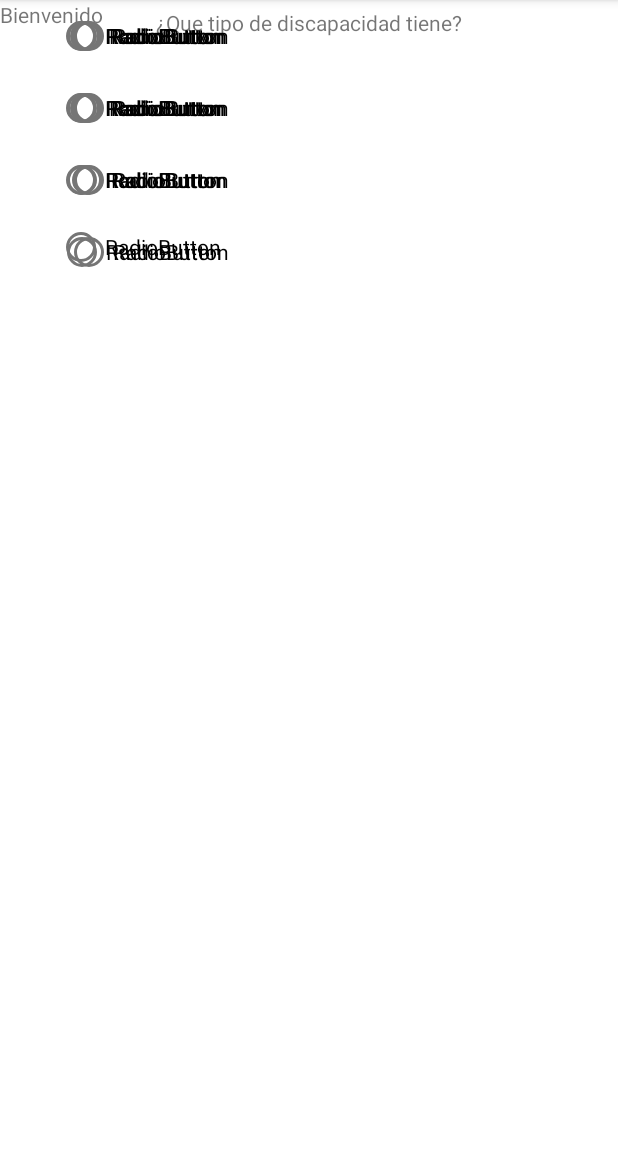
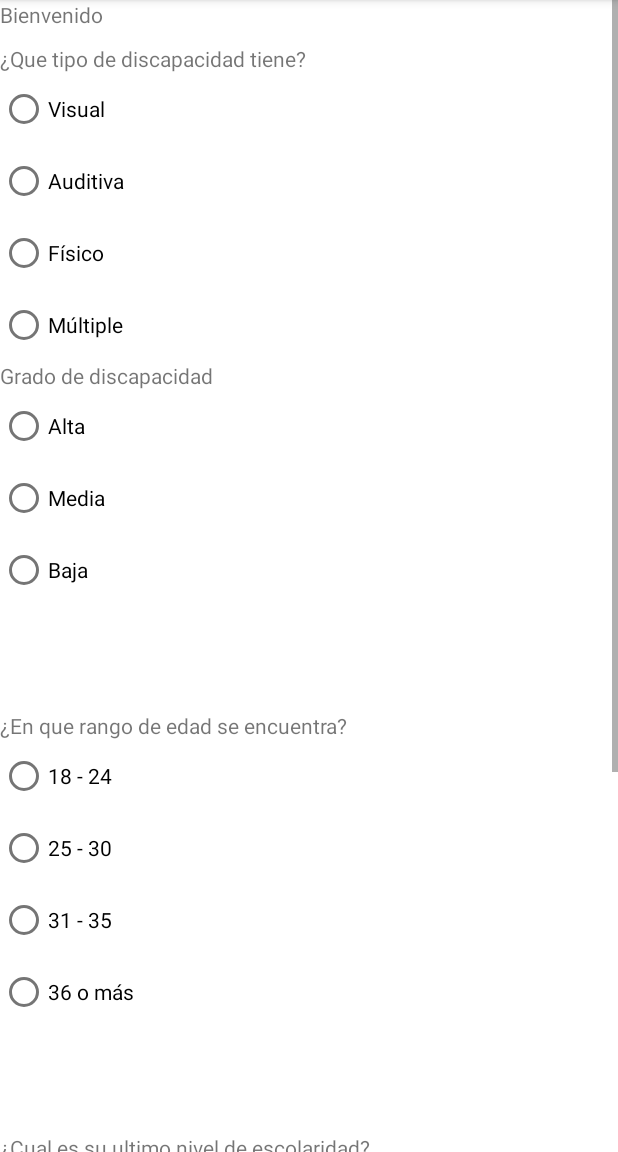
Before and after one commit to Javy018000/TuEmpleo, an Android app: the Formulario screen opened directly, with no data from a screen before it, on a phone screen of 412 x 824 dp, the part 84-1236 px from its top. Run offline under Robolectric (Android 15) with nearby library versions, the phone set to English and light mode, and no system bars.

Commit message:
Preguntas, respuestas y srollview

```diff
--- a/app/src/main/res/layout/activity_formulario.xml
+++ b/app/src/main/res/layout/activity_formulario.xml
@@ -2,18 +2,39 @@
 <androidx.constraintlayout.widget.ConstraintLayout xmlns:android="http://schemas.android.com/apk/res/android"
     xmlns:app="http://schemas.android.com/apk/res-auto"
     xmlns:tools="http://schemas.android.com/tools"
+    android:id="@+id/ConstraintLayout"
     android:layout_width="match_parent"
     android:layout_height="match_parent"
     android:rotationX="0"
     tools:context=".Formulario">
 
+    <ScrollView
+        android:layout_width="match_parent"
+        android:layout_height="match_parent"
+        tools:layout_editor_absoluteX="0dp"
+        tools:layout_editor_absoluteY="85dp">
+
+        <LinearLayout
+            android:layout_width="match_parent"
+            android:layout_height="wrap_content"
+            android:orientation="vertical">
+
             <TextView
-        android:id="@+id/textView3"
+                android:id="@+id/bienvenido"
                 android:layout_width="wrap_content"
                 android:layout_height="wrap_content"
-        android:text="Bienvenido"
-        tools:layout_editor_absoluteX="174dp"
-        tools:layout_editor_absoluteY="39dp" />
+                android:text="Bienvenido" />
+
+            <TextView
+                android:id="@+id/pregta1"
+                android:layout_width="wrap_content"
+                android:layout_height="wrap_content"
+                android:layout_marginTop="10dp"
+                android:text="¿Que tipo de discapacidad tiene?"
+                app:layout_constraintBottom_toTopOf="@+id/radioGroup3"
+                app:layout_constraintEnd_toEndOf="parent"
+                app:layout_constraintStart_toStartOf="parent"
+                app:layout_constraintTop_toBottomOf="@+id/bienvenido" />
 
             <RadioGroup
                 android:id="@+id/radioGroup3"
@@ -27,147 +48,177 @@
                     android:id="@+id/radioButton"
                     android:layout_width="match_parent"
                     android:layout_height="wrap_content"
-            android:text="RadioButton" />
+                    android:text="Visual" />
 
                 <RadioButton
                     android:id="@+id/radioButton2"
                     android:layout_width="match_parent"
                     android:layout_height="wrap_content"
-            android:text="RadioButton" />
+                    android:text="Auditiva" />
 
                 <RadioButton
                     android:id="@+id/radioButton3"
                     android:layout_width="match_parent"
                     android:layout_height="wrap_content"
-            android:text="RadioButton" />
+                    android:text="Físico" />
 
                 <RadioButton
                     android:id="@+id/radioButton4"
                     android:layout_width="match_parent"
                     android:layout_height="wrap_content"
-            android:text="RadioButton" />
+                    android:text="Múltiple" />
             </RadioGroup>
+
+            <TextView
+                android:id="@+id/pregta2"
+                android:layout_width="wrap_content"
+                android:layout_height="wrap_content"
+                android:text="Grado de discapacidad"
+                tools:layout_editor_absoluteX="135dp"
+                tools:layout_editor_absoluteY="341dp" />
 
             <RadioGroup
                 android:layout_width="328dp"
                 android:layout_height="144dp"
+                android:layout_marginBottom="70dp"
+                app:layout_constraintBottom_toTopOf="@+id/pregta3"
                 app:layout_constraintEnd_toEndOf="parent"
-        app:layout_constraintStart_toStartOf="parent"
-        tools:layout_editor_absoluteY="349dp">
+                app:layout_constraintStart_toStartOf="parent">
 
                 <RadioButton
                     android:id="@+id/radioButton5"
                     android:layout_width="match_parent"
                     android:layout_height="wrap_content"
-            android:text="RadioButton" />
+                    android:text="Alta" />
 
                 <RadioButton
                     android:id="@+id/radioButton6"
                     android:layout_width="match_parent"
                     android:layout_height="wrap_content"
-            android:text="RadioButton" />
+                    android:text="Media" />
 
                 <RadioButton
                     android:id="@+id/radioButton7"
                     android:layout_width="match_parent"
                     android:layout_height="wrap_content"
-            android:text="RadioButton" />
+                    android:text="Baja" />
 
             </RadioGroup>
+
+            <TextView
+                android:id="@+id/pregta3"
+                android:layout_width="wrap_content"
+                android:layout_height="wrap_content"
+                android:text="¿En que rango de edad se encuentra?"
+                tools:layout_editor_absoluteX="91dp"
+                tools:layout_editor_absoluteY="581dp" />
 
             <RadioGroup
                 android:layout_width="335dp"
                 android:layout_height="wrap_content"
+                android:layout_marginBottom="70dp"
+                app:layout_constraintBottom_toTopOf="@+id/pregta4"
                 app:layout_constraintEnd_toEndOf="parent"
-        app:layout_constraintStart_toStartOf="parent"
-        tools:layout_editor_absoluteY="554dp">
+                app:layout_constraintStart_toStartOf="parent">
 
                 <RadioButton
                     android:id="@+id/radioButton9"
                     android:layout_width="match_parent"
                     android:layout_height="wrap_content"
-            android:text="RadioButton" />
+                    android:text="18 - 24" />
 
                 <RadioButton
                     android:id="@+id/radioButton10"
                     android:layout_width="match_parent"
                     android:layout_height="wrap_content"
-            android:text="RadioButton" />
+                    android:text="25 - 30" />
 
                 <RadioButton
                     android:id="@+id/radioButton11"
                     android:layout_width="match_parent"
                     android:layout_height="wrap_content"
-            android:text="RadioButton" />
+                    android:text="31 - 35" />
 
                 <RadioButton
                     android:id="@+id/radioButton12"
                     android:layout_width="match_parent"
                     android:layout_height="wrap_content"
-            android:text="RadioButton" />
+                    android:text="36 o más" />
             </RadioGroup>
+
+            <TextView
+                android:id="@+id/pregta4"
+                android:layout_width="wrap_content"
+                android:layout_height="wrap_content"
+                android:text="¿Cual es su ultimo nivel de escolaridad?"
+                tools:layout_editor_absoluteX="83dp"
+                tools:layout_editor_absoluteY="875dp" />
 
             <RadioGroup
                 android:id="@+id/radioGroup2"
                 android:layout_width="336dp"
                 android:layout_height="185dp"
+                android:layout_marginBottom="70dp"
+                app:layout_constraintBottom_toTopOf="@+id/pregta5"
                 app:layout_constraintEnd_toEndOf="parent"
-        app:layout_constraintStart_toStartOf="parent"
-        tools:layout_editor_absoluteY="795dp">
+                app:layout_constraintStart_toStartOf="parent">
 
                 <RadioButton
                     android:id="@+id/radioButton13"
                     android:layout_width="match_parent"
                     android:layout_height="wrap_content"
-            android:text="RadioButton" />
+                    android:text="Básica primaria" />
 
                 <RadioButton
                     android:id="@+id/radioButton14"
                     android:layout_width="match_parent"
                     android:layout_height="wrap_content"
-            android:text="RadioButton" />
+                    android:text="Básica secundaria" />
 
                 <RadioButton
                     android:id="@+id/radioButton15"
                     android:layout_width="match_parent"
                     android:layout_height="wrap_content"
-            android:text="RadioButton" />
+                    android:text="Profesional técnica" />
 
                 <RadioButton
                     android:id="@+id/radioButton16"
                     android:layout_width="match_parent"
                     android:layout_height="wrap_content"
-            android:text="RadioButton" />
+                    android:text="Postgrado" />
             </RadioGroup>
 
+            <TextView
+                android:id="@+id/pregta5"
+                android:layout_width="wrap_content"
+                android:layout_height="wrap_content"
+                android:text="¿Cuenta con experiencia laboral?"
+                tools:layout_editor_absoluteX="104dp"
+                tools:layout_editor_absoluteY="1155dp" />
+
             <RadioGroup
+                android:id="@+id/radioGroup4"
                 android:layout_width="331dp"
                 android:layout_height="wrap_content"
                 app:layout_constraintEnd_toEndOf="parent"
+                app:layout_constraintHorizontal_bias="0.506"
                 app:layout_constraintStart_toStartOf="parent"
-        tools:layout_editor_absoluteY="1025dp">
+                tools:layout_editor_absoluteY="1183dp">
 
                 <RadioButton
                     android:id="@+id/radioButton17"
                     android:layout_width="match_parent"
                     android:layout_height="wrap_content"
-            android:text="RadioButton" />
+                    android:text="Si" />
 
                 <RadioButton
                     android:id="@+id/radioButton18"
                     android:layout_width="match_parent"
                     android:layout_height="wrap_content"
-            android:text="RadioButton" />
+                    android:text="No" />
             </RadioGroup>
+        </LinearLayout>
+    </ScrollView>
 
-    <TextView
-        android:id="@+id/textView4"
-        android:layout_width="wrap_content"
-        android:layout_height="wrap_content"
-        android:layout_marginTop="10dp"
-        android:text="¿Que tipo de discapacidad tiene?"
-        app:layout_constraintBottom_toTopOf="@+id/radioGroup3"
-        app:layout_constraintEnd_toEndOf="parent"
-        app:layout_constraintStart_toStartOf="parent"
-        app:layout_constraintTop_toBottomOf="@+id/textView3" />
+
 </androidx.constraintlayout.widget.ConstraintLayout>
```
Lines whose indentation alone changed are shown as unchanged.
